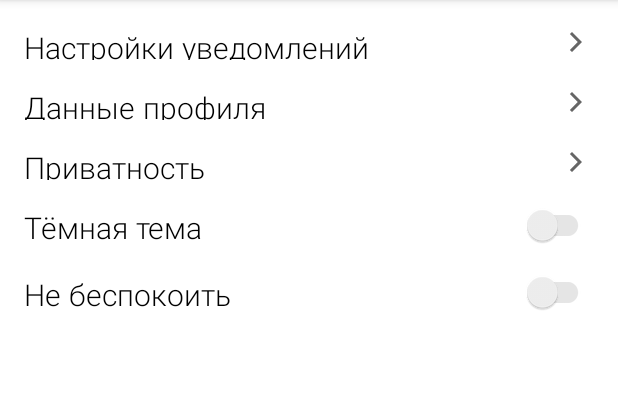
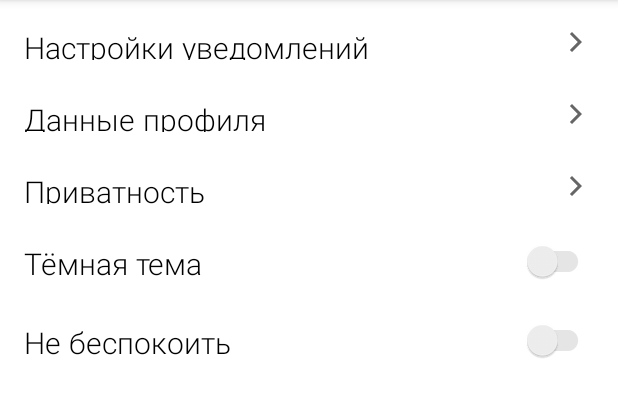
Before and after one commit to StinkyHoleySock/ChessTV, an Android app: the fragment SettingsFragment shown on its own in the app's theme, on a phone screen of 412 x 824 dp, the part 84-501 px from its top. Run offline under Robolectric (Android 15) with nearby library versions, the phone set to English and light mode, and no system bars; network calls fail.

Commit message:
- profile changes and some bag fix

```diff
--- /dev/null
+++ b/app/src/main/res/drawable/ic_place.xml
@@ -0,0 +1,5 @@
+<vector android:height="24dp" android:tint="#FFFFFF"
+    android:viewportHeight="24" android:viewportWidth="24"
+    android:width="24dp" xmlns:android="http://schemas.android.com/apk/res/android">
+    <path android:fillColor="@android:color/white" android:pathData="M12,2C8.13,2 5,5.13 5,9c0,5.25 7,13 7,13s7,-7.75 7,-13c0,-3.87 -3.13,-7 -7,-7zM12,11.5c-1.38,0 -2.5,-1.12 -2.5,-2.5s1.12,-2.5 2.5,-2.5 2.5,1.12 2.5,2.5 -1.12,2.5 -2.5,2.5z"/>
+</vector>
--- a/app/src/main/res/layout/fragment_profile_settings.xml
+++ b/app/src/main/res/layout/fragment_profile_settings.xml
@@ -42,7 +42,7 @@
         android:layout_gravity="center_vertical"
         android:layout_marginStart="16dp"
         android:layout_marginEnd="16dp"
-        android:layout_marginTop="8dp"
+        android:layout_marginTop="16dp"
         android:layout_marginBottom="8dp">
 
         <TextView
@@ -71,7 +71,7 @@
         android:layout_gravity="center_vertical"
         android:layout_marginStart="16dp"
         android:layout_marginEnd="16dp"
-        android:layout_marginTop="8dp"
+        android:layout_marginTop="16dp"
         android:layout_marginBottom="8dp">
 
         <TextView
@@ -100,7 +100,7 @@
         android:gravity="center"
         android:layout_marginStart="16dp"
         android:layout_marginEnd="16dp"
-        android:layout_marginTop="8dp"
+        android:layout_marginTop="16dp"
         android:layout_marginBottom="8dp">
 
         <TextView
@@ -128,7 +128,7 @@
         android:gravity="center"
         android:layout_marginStart="16dp"
         android:layout_marginEnd="16dp"
-        android:layout_marginTop="8dp"
+        android:layout_marginTop="16dp"
         android:layout_marginBottom="8dp">
 
         <TextView
```
